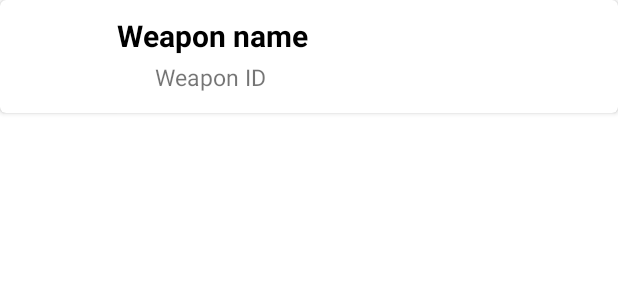
After one commit to lcgarcia05/wiki-app, an Android app: the layout weapon_item.xml on its own in the app's theme, with its tools: preview values and no code run, on a phone screen of 412 x 824 dp. The commit adds this screen. Shown: the top 300 px of the screen. Run offline under Robolectric (Android 15) with nearby library versions, the phone set to English and light mode, and no system bars.

Commit message:
Implemented an Adapter for Weapon  - WeaponAdapter.java Fixed some lines of code in:  RagnaWikiApiClient.java Added the dependency for RecycleView Implemented the changes into the MainActivity for visualization

```diff
--- /dev/null
+++ b/wikiapp/app/src/main/res/layout/weapon_item.xml
@@ -0,0 +1,56 @@
+<?xml version="1.0" encoding="utf-8"?>
+<androidx.cardview.widget.CardView xmlns:android="http://schemas.android.com/apk/res/android"
+    android:layout_width="match_parent"
+    android:layout_height="wrap_content"
+    xmlns:app="http://schemas.android.com/apk/res-auto"
+    app:cardCornerRadius="4dp">
+
+    <RelativeLayout
+        android:layout_width="match_parent"
+        android:layout_height="63dp"
+        android:layout_margin="6dp">
+
+        <ImageView
+            android:id="@+id/weapon_img"
+            android:layout_width="50dp"
+            android:layout_height="50dp"
+            android:layout_alignParentStart="true"
+            android:layout_alignParentLeft="true"
+            android:layout_alignParentTop="true"
+            android:layout_marginStart="6dp"
+            android:layout_marginLeft="6dp"
+            android:layout_marginTop="7dp"
+            android:padding="2dp" />
+
+        <TextView
+            android:id="@+id/weapon_name"
+            android:layout_width="wrap_content"
+            android:layout_height="wrap_content"
+            android:layout_alignParentStart="true"
+            android:layout_alignParentLeft="true"
+            android:layout_alignParentTop="true"
+            android:layout_marginStart="72dp"
+            android:layout_marginLeft="72dp"
+            android:layout_marginTop="4dp"
+            android:text="Weapon name"
+            android:textColor="@android:color/black"
+            android:textSize="20sp"
+            android:textStyle="bold" />
+
+        <TextView
+            android:id="@+id/weapon_id"
+            android:layout_width="wrap_content"
+            android:layout_height="wrap_content"
+            android:layout_alignParentStart="true"
+            android:layout_alignParentLeft="true"
+            android:layout_alignParentBottom="true"
+            android:layout_marginStart="97dp"
+            android:layout_marginLeft="97dp"
+            android:layout_marginBottom="7dp"
+            android:text="Weapon ID"
+            android:textSize="15sp" />
+
+
+    </RelativeLayout>
+
+</androidx.cardview.widget.CardView>
```
Also changed, not shown: wikiapp/app/build.gradle (+9 -0 lines), wikiapp/app/src/main/java/com/example/wiki_app/MainActivity.java (+77 -10 lines), wikiapp/app/src/main/java/com/example/wiki_app/adapters/WeaponAdapter.java (added, +64 -0 lines), wikiapp/app/src/main/java/com/example/wiki_app/api/RagnaWikiApiClient.java (+6 -3 lines), wikiapp/app/src/main/res/layout/activity_main.xml (+20 -11 lines).
